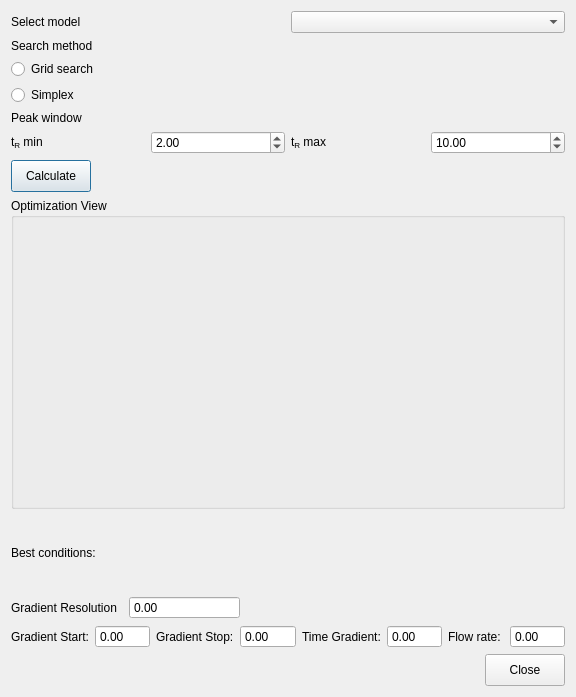
Old version of the form gui/computebestgradient.ui in the repository gmrandazzo/PyLSS.
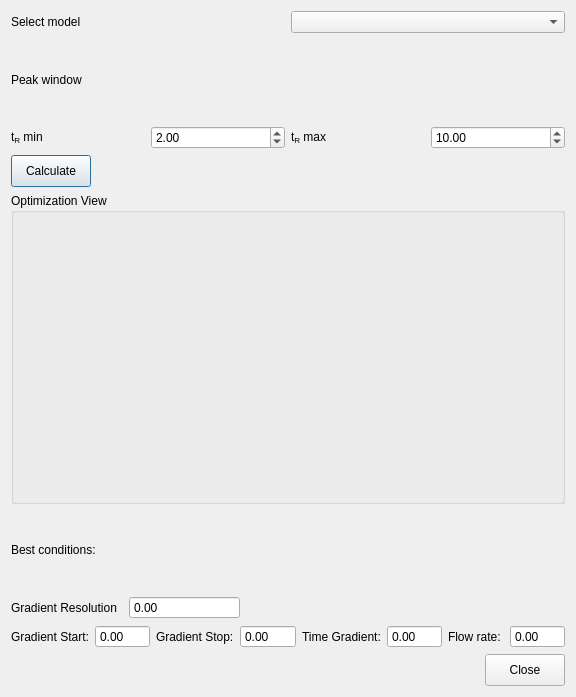
New version of the form.

Diff of the .ui file:
```diff
--- a/gui/computebestgradient.ui
+++ b/gui/computebestgradient.ui
@@ -13,10 +13,8 @@
   <property name="windowTitle">
    <string>Compute best gradient conditions</string>
   </property>
-  <layout class="QGridLayout" name="gridLayout_2">
-   <item row="0" column="0" colspan="3">
     <layout class="QGridLayout" name="gridLayout">
-     <item row="0" column="0" colspan="2">
+   <item row="0" column="0" colspan="3">
       <layout class="QHBoxLayout" name="horizontalLayout">
        <item>
         <widget class="QLabel" name="label_4">
@@ -30,45 +28,7 @@
        </item>
       </layout>
      </item>
-     <item row="1" column="0">
-      <layout class="QVBoxLayout" name="verticalLayout_2">
-       <item>
-        <widget class="QLabel" name="label_2">
-         <property name="text">
-          <string>Search method</string>
-         </property>
-        </widget>
-       </item>
-       <item>
-        <widget class="QRadioButton" name="radioButton">
-         <property name="text">
-          <string>Grid search</string>
-         </property>
-        </widget>
-       </item>
-       <item>
-        <widget class="QRadioButton" name="radioButton_2">
-         <property name="text">
-          <string>Simplex</string>
-         </property>
-        </widget>
-       </item>
-      </layout>
-     </item>
-     <item row="1" column="1">
-      <spacer name="horizontalSpacer_4">
-       <property name="orientation">
-        <enum>Qt::Horizontal</enum>
-       </property>
-       <property name="sizeHint" stdset="0">
-        <size>
-         <width>40</width>
-         <height>20</height>
-        </size>
-       </property>
-      </spacer>
-     </item>
-     <item row="2" column="0" colspan="2">
+   <item row="1" column="0" colspan="3">
       <layout class="QVBoxLayout" name="verticalLayout">
        <item>
         <widget class="QLabel" name="label">
@@ -126,9 +86,7 @@
        </item>
       </layout>
      </item>
-    </layout>
-   </item>
-   <item row="1" column="0" colspan="3">
+   <item row="2" column="0" colspan="3">
     <layout class="QHBoxLayout" name="horizontalLayout_3">
      <item>
       <widget class="QPushButton" name="calculateButton">
@@ -158,7 +116,7 @@
      </item>
     </layout>
    </item>
-   <item row="2" column="0" colspan="3">
+   <item row="3" column="0" colspan="3">
     <widget class="QGroupBox" name="plotterBox">
      <property name="minimumSize">
       <size>
@@ -171,7 +129,7 @@
      </property>
     </widget>
    </item>
-   <item row="3" column="0">
+   <item row="4" column="0">
     <layout class="QVBoxLayout" name="verticalLayout_3">
      <item>
       <widget class="QLabel" name="label_10">
@@ -203,7 +161,7 @@
      </item>
     </layout>
    </item>
-   <item row="3" column="1" colspan="2">
+   <item row="4" column="1" colspan="2">
     <spacer name="horizontalSpacer_3">
      <property name="orientation">
       <enum>Qt::Horizontal</enum>
@@ -216,7 +174,7 @@
      </property>
     </spacer>
    </item>
-   <item row="4" column="0" colspan="3">
+   <item row="5" column="0" colspan="3">
     <layout class="QHBoxLayout" name="horizontalLayout_2">
      <item>
       <widget class="QLabel" name="label_11">
@@ -288,7 +246,7 @@
      </item>
     </layout>
    </item>
-   <item row="5" column="0" colspan="2">
+   <item row="6" column="0" colspan="2">
     <spacer name="horizontalSpacer">
      <property name="orientation">
       <enum>Qt::Horizontal</enum>
@@ -301,7 +259,7 @@
      </property>
     </spacer>
    </item>
-   <item row="5" column="2">
+   <item row="6" column="2">
     <widget class="QPushButton" name="closeButton">
      <property name="maximumSize">
       <size>
@@ -318,14 +276,7 @@
   <zorder>closeButton</zorder>
   <zorder>horizontalSpacer</zorder>
   <zorder>plotterBox</zorder>
-  <zorder>label_10</zorder>
   <zorder>horizontalSpacer_3</zorder>
-  <zorder>label_3</zorder>
-  <zorder>label_5</zorder>
-  <zorder>radioButton</zorder>
-  <zorder>radioButton_2</zorder>
-  <zorder>label_2</zorder>
-  <zorder>horizontalSpacer_4</zorder>
  </widget>
  <resources/>
  <connections/>
```
Lines whose indentation alone changed are shown as unchanged.
